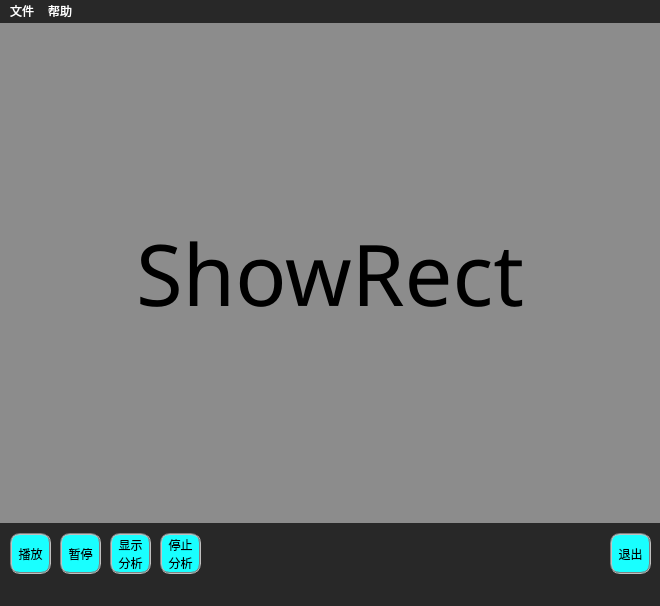
Above: 0403QtVV/QtVV.ui from 15522731091/0403QtVV before the change. Below: the same form after it.
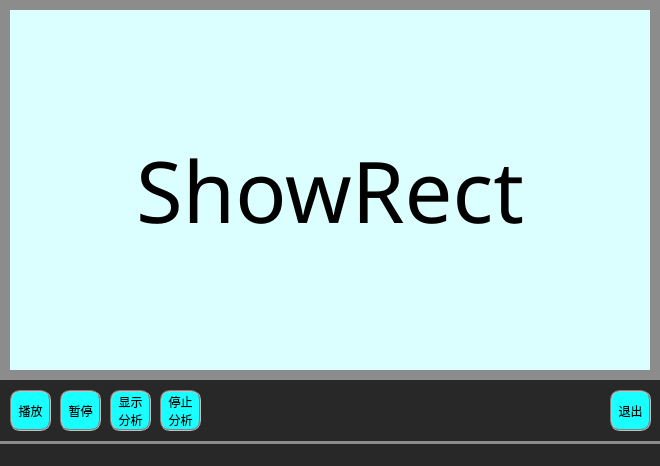
That is the form after the change.

```diff
--- a/0403QtVV/QtVV.ui
+++ b/0403QtVV/QtVV.ui
@@ -7,12 +7,12 @@
     <x>0</x>
     <y>0</y>
     <width>660</width>
-    <height>606</height>
+    <height>466</height>
    </rect>
   </property>
   <property name="maximumSize">
    <size>
-    <width>900</width>
+    <width>9000</width>
     <height>6000</height>
    </size>
   </property>
@@ -32,7 +32,7 @@
       <x>10</x>
       <y>10</y>
       <width>640</width>
-      <height>480</height>
+      <height>360</height>
      </rect>
     </property>
     <property name="font">
@@ -42,7 +42,7 @@
      </font>
     </property>
     <property name="styleSheet">
-     <string notr="true"/>
+     <string notr="true">background-color:rgb(219, 255, 254)</string>
     </property>
     <property name="text">
      <string>ShowRect</string>
@@ -58,7 +58,7 @@
     <property name="geometry">
      <rect>
       <x>10</x>
-      <y>510</y>
+      <y>390</y>
       <width>41</width>
       <height>41</height>
      </rect>
@@ -83,7 +83,7 @@
     <property name="geometry">
      <rect>
       <x>60</x>
-      <y>510</y>
+      <y>390</y>
       <width>41</width>
       <height>41</height>
      </rect>
@@ -102,7 +102,7 @@
     <property name="geometry">
      <rect>
       <x>110</x>
-      <y>510</y>
+      <y>390</y>
       <width>41</width>
       <height>41</height>
      </rect>
@@ -122,7 +122,7 @@
     <property name="geometry">
      <rect>
       <x>610</x>
-      <y>510</y>
+      <y>390</y>
       <width>41</width>
       <height>41</height>
      </rect>
@@ -141,7 +141,7 @@
     <property name="geometry">
      <rect>
       <x>0</x>
-      <y>500</y>
+      <y>380</y>
       <width>660</width>
       <height>61</height>
      </rect>
@@ -157,7 +157,7 @@
     <property name="geometry">
      <rect>
       <x>160</x>
-      <y>510</y>
+      <y>390</y>
       <width>41</width>
       <height>41</height>
      </rect>
@@ -181,38 +181,6 @@
    <zorder>pushButton_Exit</zorder>
    <zorder>pushButton_StopFind</zorder>
   </widget>
-  <widget class="QMenuBar" name="menuBar">
-   <property name="geometry">
-    <rect>
-     <x>0</x>
-     <y>0</y>
-     <width>660</width>
-     <height>26</height>
-    </rect>
-   </property>
-   <property name="styleSheet">
-    <string notr="true">background-color:rgb(40,40,40);
-color:rgb(255, 255, 255)</string>
-   </property>
-   <widget class="QMenu" name="menu">
-    <property name="title">
-     <string>文件</string>
-    </property>
-    <addaction name="action_ConCam"/>
-    <addaction name="separator"/>
-    <addaction name="action_Setting"/>
-    <addaction name="separator"/>
-    <addaction name="actionExit"/>
-   </widget>
-   <widget class="QMenu" name="menu_3">
-    <property name="title">
-     <string>帮助</string>
-    </property>
-    <addaction name="action_About"/>
-   </widget>
-   <addaction name="menu"/>
-   <addaction name="menu_3"/>
-  </widget>
   <widget class="QStatusBar" name="statusBar">
    <property name="styleSheet">
     <string notr="true">background-color:rgb(40,40,40);</string>
```
